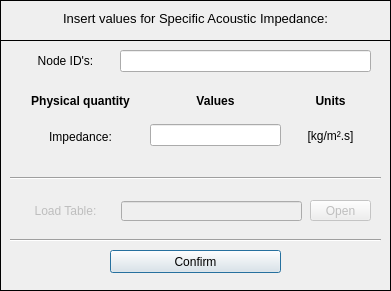
The window that pulse/uix/user_input/ui/specificimpedanceInput.ui (open-pulse/OpenPulse) describes before a commit, drawn with Qt 5.
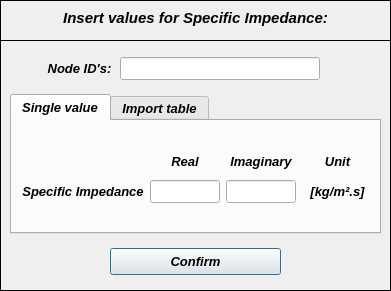
The same window after the commit. Icons and pictures are not drawn.

Commit message: Acoustic input tables and project storage review

Patch:
```diff
--- a/pulse/uix/user_input/ui/specificimpedanceInput.ui
+++ b/pulse/uix/user_input/ui/specificimpedanceInput.ui
@@ -19,6 +19,18 @@
     <verstretch>0</verstretch>
    </sizepolicy>
   </property>
+  <property name="minimumSize">
+   <size>
+    <width>391</width>
+    <height>291</height>
+   </size>
+  </property>
+  <property name="maximumSize">
+   <size>
+    <width>391</width>
+    <height>291</height>
+   </size>
+  </property>
   <property name="contextMenuPolicy">
    <enum>Qt::DefaultContextMenu</enum>
   </property>
@@ -38,7 +50,7 @@
      <x>0</x>
      <y>0</y>
      <width>391</width>
-     <height>291</height>
+     <height>297</height>
     </rect>
    </property>
    <property name="font">
@@ -75,12 +87,15 @@
      </property>
      <property name="font">
       <font>
-       <pointsize>10</pointsize>
-       <italic>false</italic>
+       <family>Arial</family>
+       <pointsize>11</pointsize>
+       <weight>75</weight>
+       <italic>true</italic>
+       <bold>true</bold>
       </font>
      </property>
      <property name="text">
-      <string>Insert values for Specific Acoustic Impedance:</string>
+      <string>Insert values for Specific Impedance:</string>
      </property>
      <property name="textFormat">
       <enum>Qt::AutoText</enum>
@@ -108,15 +123,24 @@
     <widget class="QWidget" name="verticalLayoutWidget">
      <property name="geometry">
       <rect>
-       <x>20</x>
-       <y>10</y>
-       <width>91</width>
-       <height>21</height>
+       <x>40</x>
+       <y>17</y>
+       <width>79</width>
+       <height>23</height>
       </rect>
      </property>
      <layout class="QVBoxLayout" name="verticalLayout">
       <item>
        <widget class="QLabel" name="label_2">
+        <property name="font">
+         <font>
+          <family>Arial</family>
+          <pointsize>10</pointsize>
+          <weight>75</weight>
+          <italic>true</italic>
+          <bold>true</bold>
+         </font>
+        </property>
         <property name="text">
          <string>Node ID's:</string>
         </property>
@@ -131,150 +155,40 @@
      <property name="geometry">
       <rect>
        <x>120</x>
-       <y>10</y>
-       <width>251</width>
-       <height>22</height>
+       <y>17</y>
+       <width>203</width>
+       <height>24</height>
       </rect>
      </property>
      <layout class="QVBoxLayout" name="verticalLayout_2">
       <item>
        <widget class="QLineEdit" name="lineEdit_nodeID">
+        <property name="minimumSize">
+         <size>
+          <width>200</width>
+          <height>0</height>
+         </size>
+        </property>
+        <property name="maximumSize">
+         <size>
+          <width>200</width>
+          <height>16777215</height>
+         </size>
+        </property>
+        <property name="font">
+         <font>
+          <family>Arial</family>
+          <pointsize>10</pointsize>
+          <weight>75</weight>
+          <italic>true</italic>
+          <bold>true</bold>
+         </font>
+        </property>
         <property name="focusPolicy">
          <enum>Qt::ClickFocus</enum>
         </property>
-       </widget>
-      </item>
-     </layout>
-    </widget>
-    <widget class="QWidget" name="verticalLayoutWidget_3">
-     <property name="geometry">
-      <rect>
-       <x>25</x>
-       <y>50</y>
-       <width>111</width>
-       <height>21</height>
-      </rect>
-     </property>
-     <layout class="QVBoxLayout" name="verticalLayout_3">
-      <item>
-       <widget class="QLabel" name="label_3">
-        <property name="font">
-         <font>
-          <weight>75</weight>
-          <bold>true</bold>
-         </font>
-        </property>
         <property name="text">
-         <string>Physical quantity</string>
-        </property>
-        <property name="alignment">
-         <set>Qt::AlignCenter</set>
-        </property>
-       </widget>
-      </item>
-     </layout>
-    </widget>
-    <widget class="QWidget" name="verticalLayoutWidget_4">
-     <property name="geometry">
-      <rect>
-       <x>150</x>
-       <y>50</y>
-       <width>131</width>
-       <height>21</height>
-      </rect>
-     </property>
-     <layout class="QVBoxLayout" name="verticalLayout_4">
-      <item>
-       <widget class="QLabel" name="label_4">
-        <property name="font">
-         <font>
-          <weight>75</weight>
-          <bold>true</bold>
-         </font>
-        </property>
-        <property name="text">
-         <string>Values</string>
-        </property>
-        <property name="alignment">
-         <set>Qt::AlignCenter</set>
-        </property>
-       </widget>
-      </item>
-     </layout>
-    </widget>
-    <widget class="QWidget" name="verticalLayoutWidget_5">
-     <property name="geometry">
-      <rect>
-       <x>295</x>
-       <y>50</y>
-       <width>71</width>
-       <height>21</height>
-      </rect>
-     </property>
-     <layout class="QVBoxLayout" name="verticalLayout_5">
-      <item>
-       <widget class="QLabel" name="label_5">
-        <property name="font">
-         <font>
-          <weight>75</weight>
-          <bold>true</bold>
-         </font>
-        </property>
-        <property name="text">
-         <string>Units</string>
-        </property>
-        <property name="alignment">
-         <set>Qt::AlignCenter</set>
-        </property>
-       </widget>
-      </item>
-     </layout>
-    </widget>
-    <widget class="QWidget" name="verticalLayoutWidget_7">
-     <property name="geometry">
-      <rect>
-       <x>150</x>
-       <y>70</y>
-       <width>131</width>
-       <height>51</height>
-      </rect>
-     </property>
-     <layout class="QVBoxLayout" name="verticalLayout_7">
-      <item>
-       <widget class="QLineEdit" name="lineEdit_impedance"/>
-      </item>
-     </layout>
-    </widget>
-    <widget class="Line" name="line">
-     <property name="geometry">
-      <rect>
-       <x>10</x>
-       <y>130</y>
-       <width>371</width>
-       <height>16</height>
-      </rect>
-     </property>
-     <property name="orientation">
-      <enum>Qt::Horizontal</enum>
-     </property>
-    </widget>
-    <widget class="QWidget" name="verticalLayoutWidget_11">
-     <property name="geometry">
-      <rect>
-       <x>20</x>
-       <y>160</y>
-       <width>91</width>
-       <height>21</height>
-      </rect>
-     </property>
-     <layout class="QVBoxLayout" name="verticalLayout_11">
-      <item>
-       <widget class="QLabel" name="label_19">
-        <property name="enabled">
-         <bool>false</bool>
-        </property>
-        <property name="text">
-         <string>Load Table:</string>
+         <string/>
         </property>
         <property name="alignment">
          <set>Qt::AlignCenter</set>
@@ -287,109 +201,397 @@
      <property name="geometry">
       <rect>
        <x>110</x>
-       <y>210</y>
+       <y>208</y>
        <width>171</width>
-       <height>23</height>
+       <height>27</height>
       </rect>
      </property>
+     <property name="font">
+      <font>
+       <family>Arial</family>
+       <pointsize>10</pointsize>
+       <weight>75</weight>
+       <italic>true</italic>
+       <bold>true</bold>
+      </font>
+     </property>
      <property name="text">
       <string>Confirm</string>
      </property>
     </widget>
-    <widget class="Line" name="line_2">
+    <widget class="QTabWidget" name="tabWidget">
      <property name="geometry">
       <rect>
        <x>10</x>
-       <y>190</y>
+       <y>54</y>
        <width>371</width>
-       <height>20</height>
+       <height>140</height>
       </rect>
      </property>
-     <property name="orientation">
-      <enum>Qt::Horizontal</enum>
-     </property>
-    </widget>
-    <widget class="QLabel" name="label_6">
-     <property name="enabled">
-      <bool>true</bool>
-     </property>
-     <property name="geometry">
-      <rect>
-       <x>35</x>
-       <y>71</y>
-       <width>91</width>
-       <height>51</height>
-      </rect>
-     </property>
-     <property name="text">
-      <string>Impedance:</string>
-     </property>
-     <property name="alignment">
-      <set>Qt::AlignCenter</set>
-     </property>
-    </widget>
-    <widget class="QLabel" name="label_13">
-     <property name="geometry">
-      <rect>
-       <x>295</x>
-       <y>70</y>
-       <width>71</width>
-       <height>51</height>
-      </rect>
+     <property name="minimumSize">
+      <size>
+       <width>0</width>
+       <height>140</height>
+      </size>
      </property>
      <property name="maximumSize">
       <size>
-       <width>71</width>
-       <height>16777215</height>
+       <width>16777215</width>
+       <height>140</height>
       </size>
      </property>
-     <property name="text">
-      <string>[kg/m².s]</string>
+     <property name="font">
+      <font>
+       <family>Arial</family>
+       <pointsize>10</pointsize>
+       <weight>75</weight>
+       <italic>true</italic>
+       <bold>true</bold>
+      </font>
      </property>
-     <property name="alignment">
-      <set>Qt::AlignCenter</set>
+     <property name="currentIndex">
+      <number>0</number>
      </property>
-    </widget>
-    <widget class="QLineEdit" name="lineEdit_9">
-     <property name="enabled">
-      <bool>false</bool>
-     </property>
-     <property name="geometry">
-      <rect>
-       <x>121</x>
-       <y>161</y>
-       <width>181</width>
-       <height>20</height>
-      </rect>
-     </property>
-    </widget>
-    <widget class="QToolButton" name="toolButton">
-     <property name="enabled">
-      <bool>false</bool>
-     </property>
-     <property name="geometry">
-      <rect>
-       <x>310</x>
-       <y>160</y>
-       <width>61</width>
-       <height>21</height>
-      </rect>
-     </property>
-     <property name="sizePolicy">
-      <sizepolicy hsizetype="Expanding" vsizetype="Fixed">
-       <horstretch>0</horstretch>
-       <verstretch>0</verstretch>
-      </sizepolicy>
-     </property>
-     <property name="text">
-      <string>Open</string>
-     </property>
-     <property name="autoRaise">
-      <bool>false</bool>
-     </property>
-     <property name="arrowType">
-      <enum>Qt::NoArrow</enum>
-     </property>
+     <widget class="QWidget" name="tab">
+      <attribute name="title">
+       <string>Single value</string>
+      </attribute>
+      <widget class="QWidget" name="gridLayoutWidget">
+       <property name="geometry">
+        <rect>
+         <x>10</x>
+         <y>28</y>
+         <width>351</width>
+         <height>61</height>
+        </rect>
+       </property>
+       <layout class="QGridLayout" name="gridLayout">
+        <item row="1" column="2">
+         <widget class="QLineEdit" name="lineEdit_specific_impedance_imag">
+          <property name="minimumSize">
+           <size>
+            <width>70</width>
+            <height>0</height>
+           </size>
+          </property>
+          <property name="maximumSize">
+           <size>
+            <width>70</width>
+            <height>16777215</height>
+           </size>
+          </property>
+          <property name="font">
+           <font>
+            <family>Arial</family>
+            <pointsize>10</pointsize>
+            <weight>75</weight>
+            <italic>true</italic>
+            <bold>true</bold>
+           </font>
+          </property>
+          <property name="text">
+           <string/>
+          </property>
+          <property name="alignment">
+           <set>Qt::AlignCenter</set>
+          </property>
+         </widget>
+        </item>
+        <item row="1" column="1">
+         <widget class="QLineEdit" name="lineEdit_specific_impedance_real">
+          <property name="minimumSize">
+           <size>
+            <width>70</width>
+            <height>0</height>
+           </size>
+          </property>
+          <property name="maximumSize">
+           <size>
+            <width>70</width>
+            <height>16777215</height>
+           </size>
+          </property>
+          <property name="font">
+           <font>
+            <family>Arial</family>
+            <pointsize>10</pointsize>
+            <weight>75</weight>
+            <italic>true</italic>
+            <bold>true</bold>
+           </font>
+          </property>
+          <property name="text">
+           <string/>
+          </property>
+          <property name="alignment">
+           <set>Qt::AlignCenter</set>
+          </property>
+         </widget>
+        </item>
+        <item row="1" column="3">
+         <widget class="QLabel" name="label_13">
+          <property name="minimumSize">
+           <size>
+            <width>40</width>
+            <height>15</height>
+           </size>
+          </property>
+          <property name="maximumSize">
+           <size>
+            <width>100</width>
+            <height>15</height>
+           </size>
+          </property>
+          <property name="font">
+           <font>
+            <family>Arial</family>
+            <pointsize>10</pointsize>
+            <italic>true</italic>
+           </font>
+          </property>
+          <property name="text">
+           <string>[kg/m².s]</string>
+          </property>
+          <property name="alignment">
+           <set>Qt::AlignCenter</set>
+          </property>
+         </widget>
+        </item>
+        <item row="0" column="3">
+         <widget class="QLabel" name="label_5">
+          <property name="minimumSize">
+           <size>
+            <width>50</width>
+            <height>15</height>
+           </size>
+          </property>
+          <property name="maximumSize">
+           <size>
+            <width>16777215</width>
+            <height>15</height>
+           </size>
+          </property>
+          <property name="font">
+           <font>
+            <family>Arial</family>
+            <pointsize>10</pointsize>
+            <weight>75</weight>
+            <italic>true</italic>
+            <bold>true</bold>
+           </font>
+          </property>
+          <property name="frameShape">
+           <enum>QFrame::NoFrame</enum>
+          </property>
+          <property name="frameShadow">
+           <enum>QFrame::Raised</enum>
+          </property>
+          <property name="text">
+           <string>Unit</string>
+          </property>
+          <property name="alignment">
+           <set>Qt::AlignCenter</set>
+          </property>
+         </widget>
+        </item>
+        <item row="0" column="2">
+         <widget class="QLabel" name="label_8">
+          <property name="minimumSize">
+           <size>
+            <width>0</width>
+            <height>15</height>
+           </size>
+          </property>
+          <property name="maximumSize">
+           <size>
+            <width>16777215</width>
+            <height>15</height>
+           </size>
+          </property>
+          <property name="font">
+           <font>
+            <family>Arial</family>
+            <pointsize>10</pointsize>
+            <weight>75</weight>
+            <italic>true</italic>
+            <bold>true</bold>
+           </font>
+          </property>
+          <property name="frameShape">
+           <enum>QFrame::NoFrame</enum>
+          </property>
+          <property name="frameShadow">
+           <enum>QFrame::Raised</enum>
+          </property>
+          <property name="text">
+           <string>Imaginary</string>
+          </property>
+          <property name="alignment">
+           <set>Qt::AlignCenter</set>
+          </property>
+         </widget>
+        </item>
+        <item row="0" column="1">
+         <widget class="QLabel" name="label_7">
+          <property name="minimumSize">
+           <size>
+            <width>0</width>
+            <height>15</height>
+           </size>
+          </property>
+          <property name="maximumSize">
+           <size>
+            <width>16777215</width>
+            <height>15</height>
+           </size>
+          </property>
+          <property name="font">
+           <font>
+            <family>Arial</family>
+            <pointsize>10</pointsize>
+            <weight>75</weight>
+            <italic>true</italic>
+            <bold>true</bold>
+           </font>
+          </property>
+          <property name="frameShape">
+           <enum>QFrame::NoFrame</enum>
+          </property>
+          <property name="frameShadow">
+           <enum>QFrame::Raised</enum>
+          </property>
+          <property name="text">
+           <string>Real</string>
+          </property>
+          <property name="alignment">
+           <set>Qt::AlignCenter</set>
+          </property>
+         </widget>
+        </item>
+        <item row="1" column="0">
+         <widget class="QLabel" name="label_6">
+          <property name="enabled">
+           <bool>true</bool>
+          </property>
+          <property name="font">
+           <font>
+            <family>Arial</family>
+            <pointsize>10</pointsize>
+            <italic>true</italic>
+           </font>
+          </property>
+          <property name="text">
+           <string>Specific Impedance</string>
+          </property>
+          <property name="alignment">
+           <set>Qt::AlignCenter</set>
+          </property>
+         </widget>
+        </item>
+       </layout>
+      </widget>
+     </widget>
+     <widget class="QWidget" name="tab_2">
+      <attribute name="title">
+       <string>Import table</string>
+      </attribute>
+      <widget class="QToolButton" name="toolButton_load_table">
+       <property name="enabled">
+        <bool>true</bool>
+       </property>
+       <property name="geometry">
+        <rect>
+         <x>140</x>
+         <y>72</y>
+         <width>85</width>
+         <height>25</height>
+        </rect>
+       </property>
+       <property name="sizePolicy">
+        <sizepolicy hsizetype="Expanding" vsizetype="Fixed">
+         <horstretch>0</horstretch>
+         <verstretch>0</verstretch>
+        </sizepolicy>
+       </property>
+       <property name="font">
+        <font>
+         <family>Arial</family>
+         <pointsize>10</pointsize>
+         <weight>75</weight>
+         <italic>true</italic>
+         <bold>true</bold>
+        </font>
+       </property>
+       <property name="text">
+        <string>Search</string>
+       </property>
+       <property name="autoRaise">
+        <bool>false</bool>
+       </property>
+       <property name="arrowType">
+        <enum>Qt::NoArrow</enum>
+       </property>
+      </widget>
+      <widget class="QWidget" name="verticalLayoutWidget_11">
+       <property name="geometry">
+        <rect>
+         <x>11</x>
+         <y>32</y>
+         <width>83</width>
+         <height>21</height>
+        </rect>
+       </property>
+       <layout class="QVBoxLayout" name="verticalLayout_11">
+        <item>
+         <widget class="QLabel" name="label_19">
+          <property name="enabled">
+           <bool>true</bool>
+          </property>
+          <property name="font">
+           <font>
+            <family>Arial</family>
+            <pointsize>10</pointsize>
+            <weight>75</weight>
+            <italic>true</italic>
+            <bold>true</bold>
+           </font>
+          </property>
+          <property name="text">
+           <string>Load Table:</string>
+          </property>
+          <property name="alignment">
+           <set>Qt::AlignCenter</set>
+          </property>
+         </widget>
+        </item>
+       </layout>
+      </widget>
+      <widget class="QLineEdit" name="line_load_table_path">
+       <property name="enabled">
+        <bool>true</bool>
+       </property>
+       <property name="geometry">
+        <rect>
+         <x>96</x>
+         <y>33</y>
+         <width>255</width>
+         <height>20</height>
+        </rect>
+       </property>
+       <property name="font">
+        <font>
+         <family>Arial</family>
+         <pointsize>8</pointsize>
+         <weight>50</weight>
+         <italic>false</italic>
+         <bold>false</bold>
+        </font>
+       </property>
+       <property name="alignment">
+        <set>Qt::AlignCenter</set>
+       </property>
+      </widget>
+     </widget>
     </widget>
    </widget>
   </widget>
```
Left out of the diff: 10 changed lines with no effect on the pictures. The commit also changes 16 other files.
